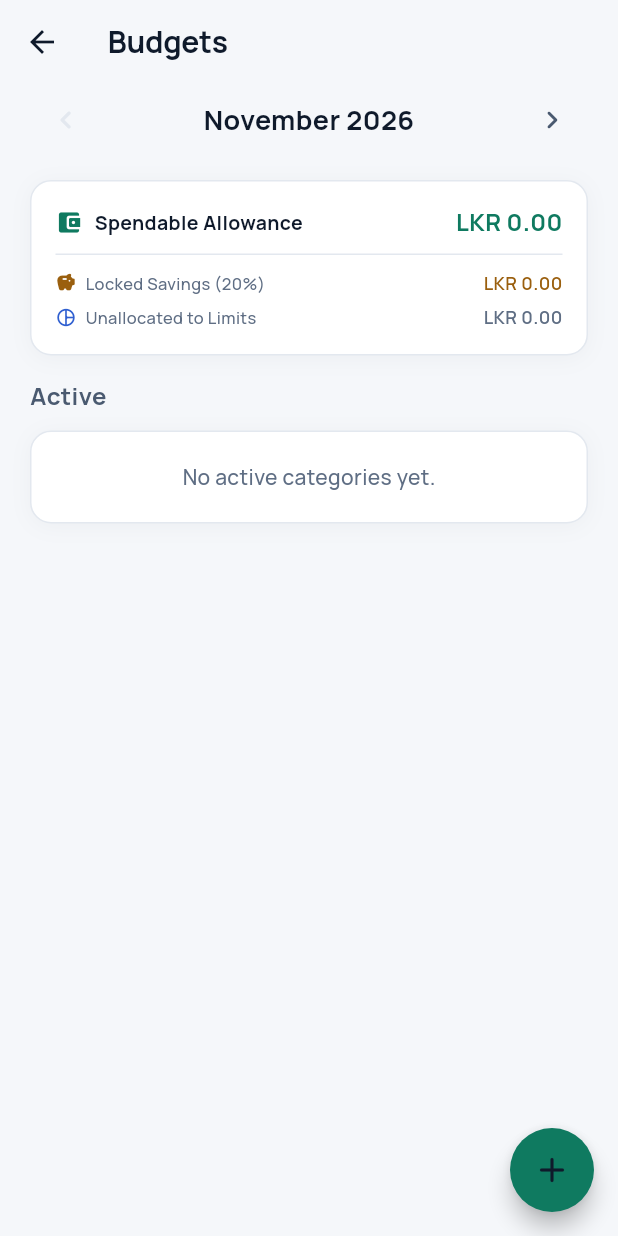
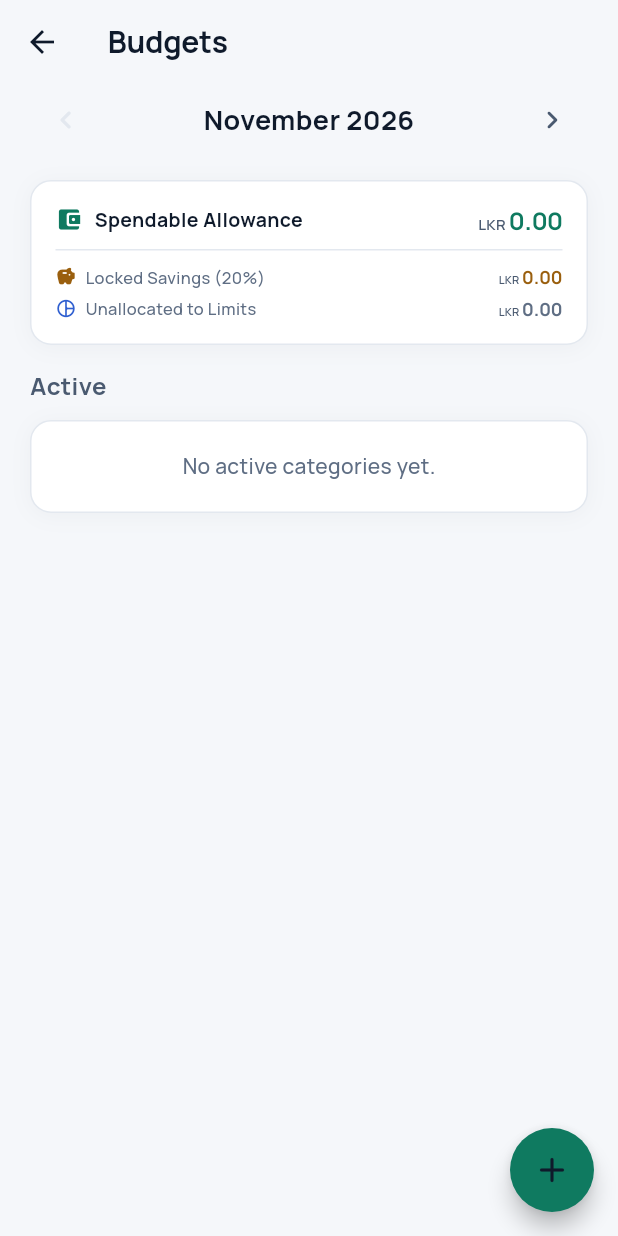
Before and after one commit to ashmax77/Aureli, a Flutter app: the BudgetsView screen opened directly, on a phone screen of 412 x 824 dp. Run offline on Flutter 3.47's test engine with Material 3 defaults, Android fonts, the phone set to English and light mode, and no system bars; our stand-ins replace connectivity_plus, firebase_auth, firebase_core, firebase_messaging, fl_chart, flutter_animate and 4 more; accounts and stored records are empty; network calls fail.

Commit message:
Transactions and budgets amounts use ledger-style Money
Co-authored-by: Cursor <cursoragent@cursor.com>

```diff
--- a/mobile/lib/views/budgets/budgets_view.dart
+++ b/mobile/lib/views/budgets/budgets_view.dart
@@ -1,3 +1,4 @@
+import '../../theme/app_text.dart';
 import 'package:aureli/theme/app_colors.dart';
 import '../../widgets/money_text.dart';
 import 'package:flutter/material.dart';
@@ -704,14 +705,10 @@ class _BudgetsViewState extends State<BudgetsView> {
                             ),
                           ],
                         ),
-                        Text(
-                          "LKR ${formatAmount(summary?.spendableAllowance ?? 0.0)}",
-                          style: TextStyle(
-                            fontFamily: 'Manrope',
-                            fontSize: 16,
-                            fontWeight: FontWeight.bold,
-                            color: context.tokens.emerald,
-                          ),
+                        Money(
+                          summary?.spendableAllowance ?? 0.0,
+                          style: AppText.figure.copyWith(fontSize: 16),
+                          color: context.tokens.emerald,
                         ),
                       ],
                     ),
@@ -737,13 +734,10 @@ class _BudgetsViewState extends State<BudgetsView> {
                             ),
                           ],
                         ),
-                        Text(
-                          "LKR ${formatAmount(summary?.monthlyReservedSavings ?? 0.0)}",
-                          style: TextStyle(
-                              fontSize: 12,
-                              fontWeight: FontWeight.w600,
-                              color: context.tokens.amber,
-                              fontFamily: 'Manrope'),
+                        Money(
+                          summary?.monthlyReservedSavings ?? 0.0,
+                          style: AppText.figure.copyWith(fontSize: 12),
+                          color: context.tokens.amber,
                         ),
                       ],
                     ),
@@ -765,16 +759,12 @@ class _BudgetsViewState extends State<BudgetsView> {
                             ),
                           ],
                         ),
-                        Text(
-                          "LKR ${formatAmount(summary?.unallocatedAllowance ?? 0.0)}",
-                          style: TextStyle(
-                            fontSize: 12,
-                            fontWeight: FontWeight.w600,
-                            color: (summary?.unallocatedAllowance ?? 0.0) > 0
-                                ? context.tokens.cobalt
-                                : (context.tokens.inkMuted),
-                            fontFamily: 'Manrope',
-                          ),
+                        Money(
+                          summary?.unallocatedAllowance ?? 0.0,
+                          style: AppText.figure.copyWith(fontSize: 12),
+                          color: (summary?.unallocatedAllowance ?? 0.0) > 0
+                              ? context.tokens.cobalt
+                              : context.tokens.inkMuted,
                         ),
                       ],
                     ),
```
Also changed, not shown: mobile/lib/views/transactions/transaction_list_view.dart (+5 -13 lines).
